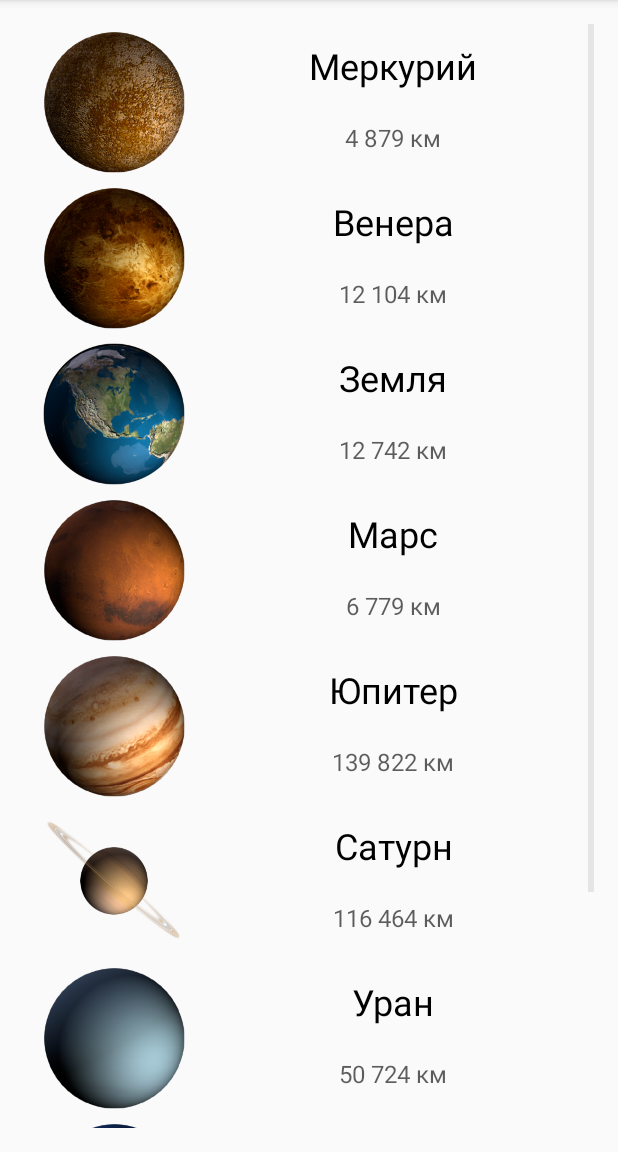
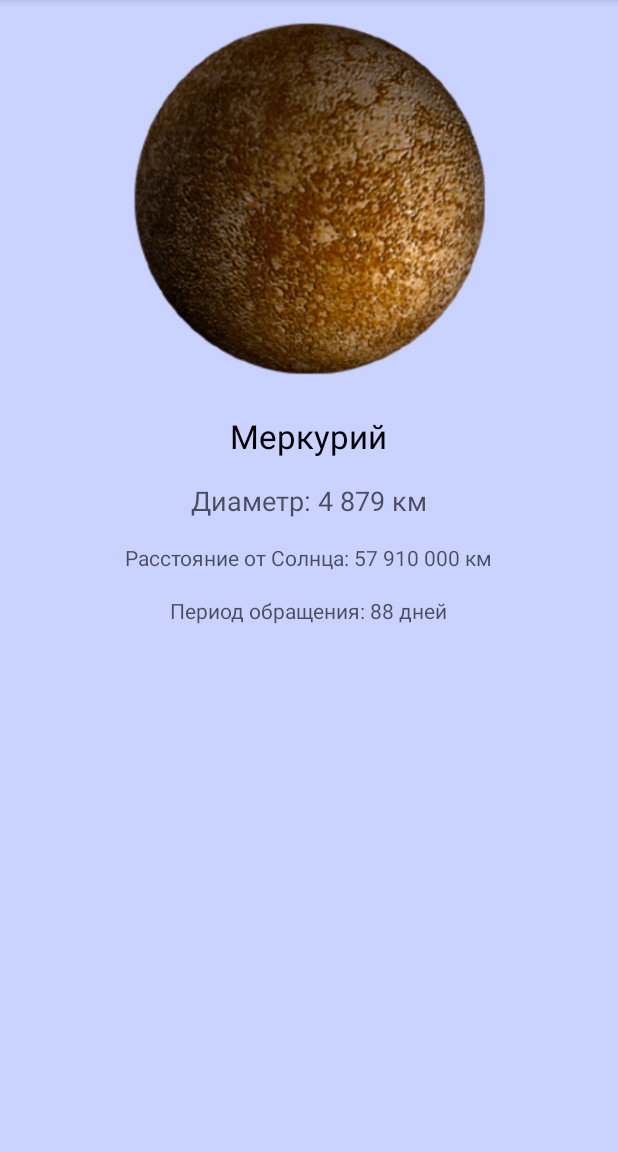
Before and after one commit to vensy91/Planets, an Android app: the screen it shows after launch (MainActivity before the commit, PlanetInfo after it), after a tap on "Меркурий", on a phone screen of 412 x 824 dp, the part 84-1236 px from its top. Run offline under Robolectric (Android 15) with nearby library versions, the phone set to English and light mode, and no system bars.

Commit message:
Lesson6
Android1

```diff
--- a/app/src/main/java/vensy/planets/MainActivity.java
+++ b/app/src/main/java/vensy/planets/MainActivity.java
@@ -1,5 +1,6 @@
 package vensy.planets;
 
+import android.content.Intent;
 import android.support.v7.app.AppCompatActivity;
 import android.os.Bundle;
 import android.support.v7.widget.LinearLayoutManager;
@@ -13,10 +14,10 @@ import java.util.List;
 
 public class MainActivity extends AppCompatActivity {
 
-    private RecyclerView RecView;
-    private RecyclerAdapter Adapter;
-    private RecyclerView.LayoutManager LayoutManager;
-    private List<Planet> planets = new ArrayList<>();
+    RecyclerView RecView;
+    RecyclerAdapter Adapter;
+    RecyclerView.LayoutManager LayoutManager;
+    List<Planet> planets = new ArrayList<>();
 
     @Override
     protected void onCreate(Bundle savedInstanceState) {
@@ -35,21 +36,27 @@ public class MainActivity extends AppCompatActivity {
         Adapter.SetOnItemClickListener(new RecyclerAdapter.OnItemClickListener() {
             @Override
             public void onItemClick(View view, int position) {
-                Toast.makeText(getApplicationContext(), "Расстояние до Солнца: " + planets.get(position).getDist(), Toast.LENGTH_SHORT).show();
+                Intent intent = new Intent(getApplicationContext(), PlanetInfo.class);
+                intent.putExtra("pic", planets.get(position).getPic());
+                intent.putExtra("name", planets.get(position).getName());
+                intent.putExtra("diameter", planets.get(position).getDiameter());
+                intent.putExtra("distance", planets.get(position).getDist());
+                intent.putExtra("period", planets.get(position).getPeriod());
+                startActivity(intent);
             }
         });
     }
 
     private List<Planet> loadData(){
-        planets.add(new Planet(R.drawable.mercury, "Меркурий", "4 879 км", "57 910 000 км"));
-        planets.add(new Planet(R.drawable.venus, "Венера", "12 104 км", "108 200 000 км"));
-        planets.add(new Planet(R.drawable.earth, "Земля", "12 742 км", "149 600 000 км"));
-        planets.add(new Planet(R.drawable.mars, "Марс", "6 779 км", "227 900 000 км"));
-        planets.add(new Planet(R.drawable.jupiter, "Юпитер", "139 822 км", "778 500 000 км"));
-        planets.add(new Planet(R.drawable.saturn, "Сатурн", "116 464 км", "1,429E9 км"));
-        planets.add(new Planet(R.drawable.uranus, "Уран", "50 724 км", "2,877E9 км"));
-        planets.add(new Planet(R.drawable.neptune, "Нептун", "49 244 км", "4,498E9 км"));
-        planets.add(new Planet(R.drawable.pluto, "Плутон", "2 374 км", "5,906E9 км"));
+        planets.add(new Planet(R.drawable.mercury, "Меркурий", "4 879 км", "57 910 000 км", "88 дней"));
+        planets.add(new Planet(R.drawable.venus, "Венера", "12 104 км", "108 200 000 км", "225 дней"));
+        planets.add(new Planet(R.drawable.earth, "Земля", "12 742 км", "149 600 000 км", "365 дней"));
+        planets.add(new Planet(R.drawable.mars, "Марс", "6 779 км", "227 900 000 км", "687 дней"));
+        planets.add(new Planet(R.drawable.jupiter, "Юпитер", "139 822 км", "778 500 000 км", "12 лет"));
+        planets.add(new Planet(R.drawable.saturn, "Сатурн", "116 464 км", "1,429E9 км", "29 лет"));
+        planets.add(new Planet(R.drawable.uranus, "Уран", "50 724 км", "2,877E9 км", "84 года"));
+        planets.add(new Planet(R.drawable.neptune, "Нептун", "49 244 км", "4,498E9 км", "165 лет"));
+        planets.add(new Planet(R.drawable.pluto, "Плутон", "2 374 км", "5,906E9 км", "248 лет"));
         return planets;
     }
 }
--- a/app/src/main/java/vensy/planets/Planet.java
+++ b/app/src/main/java/vensy/planets/Planet.java
@@ -5,15 +5,16 @@ package vensy.planets;
  */
 public class Planet {
     int pic;
-    String name, d, dist;
+    String name, d, dist, period;
 
     public Planet() {}
 
-    public Planet(int pic, String name, String d, String dist) {
+    public Planet(int pic, String name, String d, String dist, String period) {
         this.pic = pic;
         this.name = name;
         this.d = d;
         this.dist = dist;
+        this.period = period;
     }
 
     public int getPic() {
@@ -47,4 +48,12 @@ public class Planet {
     public void setDist(String dist) {
         this.dist = dist;
     }
+
+    public String getPeriod() {
+        return period;
+    }
+
+    public void setPeriod(String period) {
+        this.period = period;
+    }
 }
--- /dev/null
+++ b/app/src/main/java/vensy/planets/PlanetInfo.java
@@ -0,0 +1,33 @@
+package vensy.planets;
+
+import android.os.Bundle;
+
+import android.support.v7.app.AppCompatActivity;
+import android.widget.ImageView;
+import android.widget.TextView;
+
+/**
+ * Created by vensy on 01.09.2016.
+ */
+public class PlanetInfo extends AppCompatActivity {
+    ImageView pic;
+    TextView name, diam, dist, period;
+
+    @Override
+    protected void onCreate(Bundle savedInstanceState) {
+        super.onCreate(savedInstanceState);
+        setContentView(R.layout.planet_info);
+
+        pic = (ImageView) findViewById(R.id.pic);
+        name = (TextView) findViewById(R.id.name);
+        diam = (TextView) findViewById(R.id.diameter);
+        dist = (TextView) findViewById(R.id.distance);
+        period = (TextView) findViewById(R.id.period);
+
+        pic.setImageResource(getIntent().getIntExtra("pic", android.R.drawable.ic_menu_help));
+        name.setText(getIntent().getStringExtra("name"));
+        diam.setText("Диаметр: " + getIntent().getStringExtra("diameter"));
+        dist.setText("Расстояние от Солнца: " + getIntent().getStringExtra("distance"));
+        period.setText("Период обращения: " + getIntent().getStringExtra("period"));
+    }
+}
--- a/app/src/main/java/vensy/planets/RecyclerAdapter.java
+++ b/app/src/main/java/vensy/planets/RecyclerAdapter.java
@@ -18,13 +18,12 @@ public class RecyclerAdapter extends RecyclerView.Adapter<RecyclerAdapter.ViewHo
 
     public class ViewHolder extends RecyclerView.ViewHolder implements View.OnClickListener {
         ImageView pic;
-        TextView name, d;
+        TextView name;
 
         public ViewHolder(View v) {
             super(v);
             pic = (ImageView) v.findViewById(R.id.planet_pic);
             name = (TextView) v.findViewById(R.id.planet_name);
-            d = (TextView) v.findViewById(R.id.planet_diameter);
             v.setOnClickListener(this);
             }
 
@@ -51,7 +50,6 @@ public class RecyclerAdapter extends RecyclerView.Adapter<RecyclerAdapter.ViewHo
     public void onBindViewHolder(ViewHolder holder, int position) {
         holder.pic.setImageResource(planets.get(position).getPic());
         holder.name.setText(planets.get(position).getName());
-        holder.d.setText(planets.get(position).getDiameter());
     }
 
     @Override
--- /dev/null
+++ b/app/src/main/res/layout-land/planet_info.xml
@@ -0,0 +1,70 @@
+<?xml version="1.0" encoding="utf-8"?>
+<RelativeLayout xmlns:android="http://schemas.android.com/apk/res/android"
+    android:orientation="vertical" android:layout_width="match_parent"
+    android:layout_height="match_parent"
+    android:padding="@dimen/padding"
+    android:background="@color/background_color">
+
+
+    <ImageView
+        android:src="@color/pic_color"
+        android:layout_width="@dimen/pic_size"
+        android:layout_height="@dimen/pic_size"
+        android:id="@+id/pic"
+        android:layout_gravity="center_vertical"
+        android:layout_alignParentStart="true"
+        android:layout_alignParentLeft="true"
+        android:layout_centerVertical="true"
+        android:layout_margin="@dimen/margin" />
+
+    <LinearLayout
+        android:orientation="vertical"
+        android:gravity="center"
+        android:layout_width="wrap_content"
+        android:layout_height="match_parent"
+        android:layout_toRightOf="@id/pic"
+        android:layout_toEndOf="@id/pic"
+        android:layout_gravity="center"
+        android:layout_margin="@dimen/margin">
+
+        <TextView
+            android:textColor="@color/large_text_color"
+            android:layout_width="wrap_content"
+            android:layout_height="wrap_content"
+            android:layout_margin="@dimen/margin"
+            android:textAppearance="?android:attr/textAppearanceLarge"
+            android:text="@string/name"
+            android:id="@+id/name"
+            android:layout_gravity="center_horizontal" />
+
+        <TextView
+            android:textColor="@color/small_text_color"
+            android:layout_width="wrap_content"
+            android:layout_height="wrap_content"
+            android:layout_margin="@dimen/margin"
+            android:textAppearance="?android:attr/textAppearanceMedium"
+            android:text="@string/diam"
+            android:id="@+id/diameter"
+            android:layout_gravity="center_horizontal" />
+
+        <TextView
+            android:textColor="@color/small_text_color"
+            android:layout_width="wrap_content"
+            android:layout_height="wrap_content"
+            android:layout_margin="@dimen/margin"
+            android:textAppearance="?android:attr/textAppearanceSmall"
+            android:text="@string/dist"
+            android:id="@+id/distance"
+            android:layout_gravity="center_horizontal" />
+
+        <TextView
+            android:textColor="@color/small_text_color"
+            android:layout_width="wrap_content"
+            android:layout_height="wrap_content"
+            android:layout_margin="@dimen/margin"
+            android:textAppearance="?android:attr/textAppearanceSmall"
+            android:text="@string/period"
+            android:id="@+id/period"
+            android:layout_gravity="center_horizontal" />
+    </LinearLayout>
+</RelativeLayout>
--- a/app/src/main/res/layout/activity_main.xml
+++ b/app/src/main/res/layout/activity_main.xml
@@ -3,6 +3,7 @@
     xmlns:tools="http://schemas.android.com/tools"
     android:layout_width="match_parent"
     android:layout_height="match_parent"
+    android:background="@color/background_color"
     android:paddingBottom="@dimen/activity_vertical_margin"
     android:paddingLeft="@dimen/activity_horizontal_margin"
     android:paddingRight="@dimen/activity_horizontal_margin"
--- /dev/null
+++ b/app/src/main/res/layout/planet_info.xml
@@ -0,0 +1,67 @@
+<?xml version="1.0" encoding="utf-8"?>
+<RelativeLayout xmlns:android="http://schemas.android.com/apk/res/android"
+    android:orientation="vertical" android:layout_width="match_parent"
+    android:layout_height="match_parent"
+    android:padding="@dimen/padding"
+    android:background="@color/background_color">
+
+
+    <ImageView
+        android:src="@color/pic_color"
+        android:layout_width="@dimen/pic_size"
+        android:layout_height="@dimen/pic_size"
+        android:id="@+id/pic"
+        android:layout_gravity="center_horizontal"
+        android:layout_alignParentTop="true"
+        android:layout_centerHorizontal="true"
+        android:layout_margin="@dimen/margin"/>
+
+    <LinearLayout
+        android:orientation="vertical"
+        android:layout_width="match_parent"
+        android:layout_height="wrap_content"
+        android:layout_below="@id/pic"
+        android:layout_gravity="center_horizontal"
+        android:layout_margin="@dimen/margin">
+
+        <TextView
+            android:textColor="@color/large_text_color"
+            android:layout_width="wrap_content"
+            android:layout_height="wrap_content"
+            android:layout_margin="@dimen/margin"
+            android:textAppearance="?android:attr/textAppearanceLarge"
+            android:text="@string/name"
+            android:id="@+id/name"
+            android:layout_gravity="center_horizontal" />
+
+        <TextView
+            android:textColor="@color/small_text_color"
+            android:layout_width="wrap_content"
+            android:layout_height="wrap_content"
+            android:layout_margin="@dimen/margin"
+            android:textAppearance="?android:attr/textAppearanceMedium"
+            android:text="@string/diam"
+            android:id="@+id/diameter"
+            android:layout_gravity="center_horizontal" />
+
+        <TextView
+            android:textColor="@color/small_text_color"
+            android:layout_width="wrap_content"
+            android:layout_height="wrap_content"
+            android:layout_margin="@dimen/margin"
+            android:textAppearance="?android:attr/textAppearanceSmall"
+            android:text="@string/dist"
+            android:id="@+id/distance"
+            android:layout_gravity="center_horizontal" />
+
+        <TextView
+            android:textColor="@color/small_text_color"
+            android:layout_width="wrap_content"
+            android:layout_height="wrap_content"
+            android:layout_margin="@dimen/margin"
+            android:textAppearance="?android:attr/textAppearanceSmall"
+            android:text="@string/period"
+            android:id="@+id/period"
+            android:layout_gravity="center_horizontal" />
+    </LinearLayout>
+</RelativeLayout>
--- a/app/src/main/res/layout/recycler_item.xml
+++ b/app/src/main/res/layout/recycler_item.xml
@@ -3,14 +3,15 @@
     android:layout_width="match_parent"
     android:padding="@dimen/padding"
     android:layout_height="wrap_content"
-    android:orientation="vertical">
+    android:orientation="vertical"
+    android:background="@color/background_color">
 
     <ImageView
         android:src="@color/pic_color"
         android:layout_marginRight="@dimen/margin"
         android:layout_marginLeft="@dimen/margin"
-        android:layout_width="@dimen/pic_size"
-        android:layout_height="@dimen/pic_size"
+        android:layout_width="@dimen/pic_list_size"
+        android:layout_height="@dimen/pic_list_size"
         android:id="@+id/planet_pic"
         android:layout_alignParentTop="true"
         android:layout_alignParentLeft="true"
@@ -24,27 +25,17 @@
         android:layout_toRightOf="@+id/planet_pic"
         android:layout_toEndOf="@+id/planet_pic"
         android:layout_alignBottom="@+id/planet_pic"
-        android:layout_alignTop="@+id/planet_pic">
+        android:layout_alignTop="@+id/planet_pic"
+        android:gravity="center">
 
         <TextView
             android:textColor="@color/large_text_color"
             android:textSize="@dimen/large_text"
             android:gravity="center"
             android:layout_width="match_parent"
-            android:layout_height="0dp"
+            android:layout_height="wrap_content"
             android:text="Large Text"
-            android:id="@+id/planet_name"
-            android:layout_weight="0.5" />
-
-        <TextView
-            android:textColor="@color/small_text_color"
-            android:textSize="@dimen/small_text"
-            android:gravity="center"
-            android:layout_width="match_parent"
-            android:layout_height="0dp"
-            android:text="Small Text"
-            android:id="@+id/planet_diameter"
-            android:layout_weight="0.5" />
+            android:id="@+id/planet_name" />
     </LinearLayout>
 
 </RelativeLayout>
--- a/app/src/main/res/values/colors.xml
+++ b/app/src/main/res/values/colors.xml
@@ -6,6 +6,7 @@
     <color name="colorAccent">#FF4081</color>
 
     <!--Other Colors-->
+    <color name="background_color">#cad2ff</color>
     <color name="pic_color">#b1ff0000</color>
     <color name="large_text_color">#000</color>
     <color name="small_text_color">#a1000000</color>
--- a/app/src/main/res/values/dimens.xml
+++ b/app/src/main/res/values/dimens.xml
@@ -8,7 +8,8 @@
     <dimen name="small_text">16sp</dimen>
 
     <!--Picture Size-->
-    <dimen name="pic_size">96dp</dimen>
+    <dimen name="pic_size">240dp</dimen>
+    <dimen name="pic_list_size">96dp</dimen>
 
     <!--Margins & Paddings-->
     <dimen name="margin">8dp</dimen>
--- a/app/src/main/res/values/strings.xml
+++ b/app/src/main/res/values/strings.xml
@@ -1,3 +1,9 @@
 <resources>
     <string name="app_name">Planets</string>
+
+    <string name="name">Planet Name</string>
+    <string name="diam">Diameter</string>
+    <string name="dist">Distance</string>
+    <string name="period">Period</string>
+
 </resources>
```
Also changed, not shown: app/src/main/AndroidManifest.xml (+8 -0 lines).
